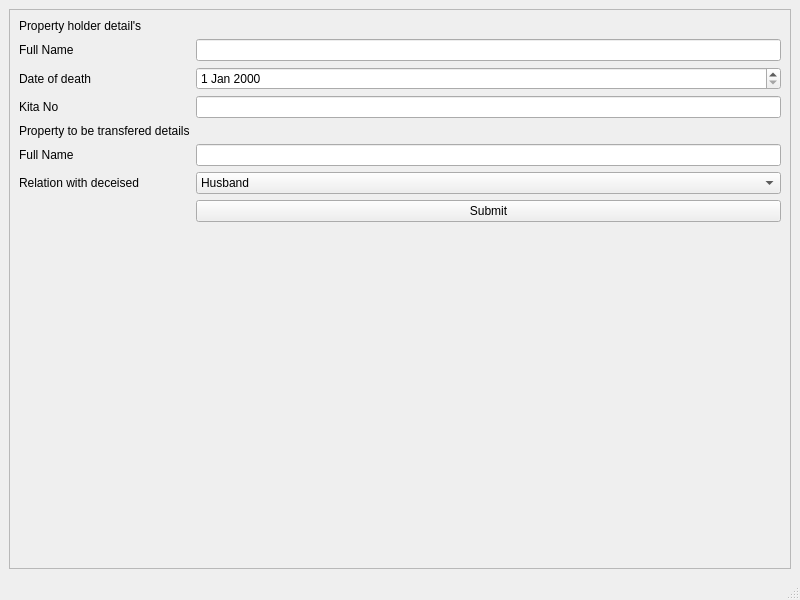
Above: Smartward/forms/sifaris/propertytransferform.ui from cygnus55/smartward before the change. Below: the same form after it.
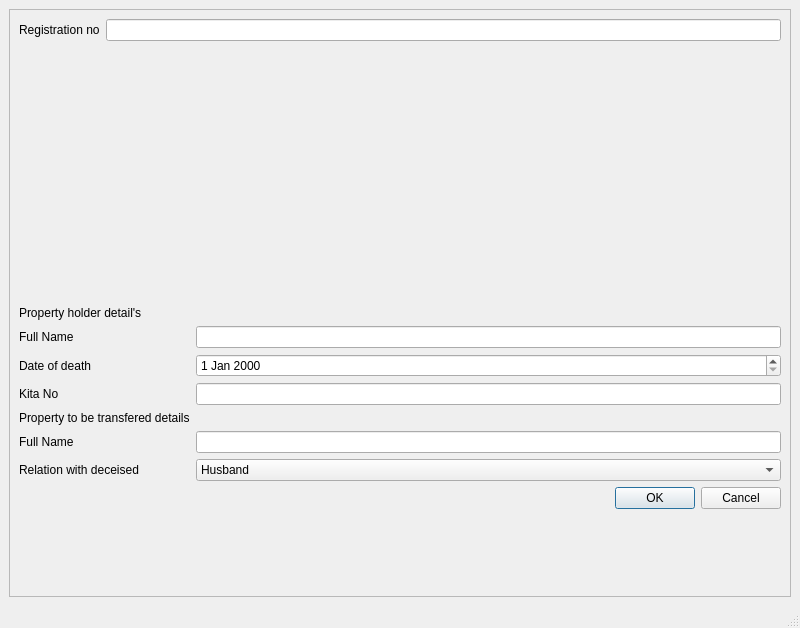
That is the form after the change.

Commit message: property transfer complete

```diff
--- a/Smartward/forms/sifaris/propertytransferform.ui
+++ b/Smartward/forms/sifaris/propertytransferform.ui
@@ -7,7 +7,7 @@
     <x>0</x>
     <y>0</y>
     <width>800</width>
-    <height>600</height>
+    <height>628</height>
    </rect>
   </property>
   <property name="windowTitle">
@@ -25,12 +25,12 @@
         <rect>
          <x>0</x>
          <y>0</y>
-         <width>780</width>
-         <height>560</height>
+         <width>776</width>
+         <height>579</height>
         </rect>
        </property>
        <layout class="QGridLayout" name="gridLayout_2">
-        <item row="0" column="0">
+        <item row="1" column="0">
          <layout class="QFormLayout" name="formLayout">
           <item row="0" column="0">
            <widget class="QLabel" name="propertyHolderDetailSLabel">
@@ -133,12 +133,26 @@
            </widget>
           </item>
           <item row="7" column="1">
-           <widget class="QPushButton" name="pushButton_submit">
+           <widget class="QDialogButtonBox" name="buttonBox">
+            <property name="standardButtons">
+             <set>QDialogButtonBox::Cancel|QDialogButtonBox::Ok</set>
+            </property>
+           </widget>
+          </item>
+         </layout>
+        </item>
+        <item row="0" column="0">
+         <layout class="QFormLayout" name="formLayout_2">
+          <item row="0" column="0">
+           <widget class="QLabel" name="registrationNoLabel">
             <property name="text">
-             <string>Submit</string>
+             <string>Registration no</string>
             </property>
            </widget>
           </item>
+          <item row="0" column="1">
+           <widget class="QLineEdit" name="registrationNoLineEdit"/>
+          </item>
          </layout>
         </item>
        </layout>
```
Left out of the diff: 4 changed lines with no effect on the pictures. The commit also changes 2 other files.
